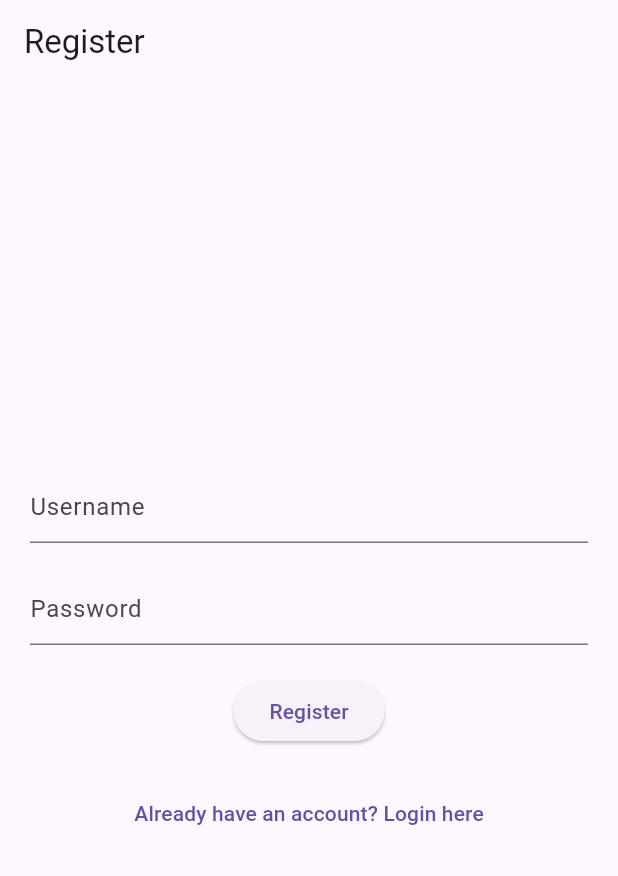
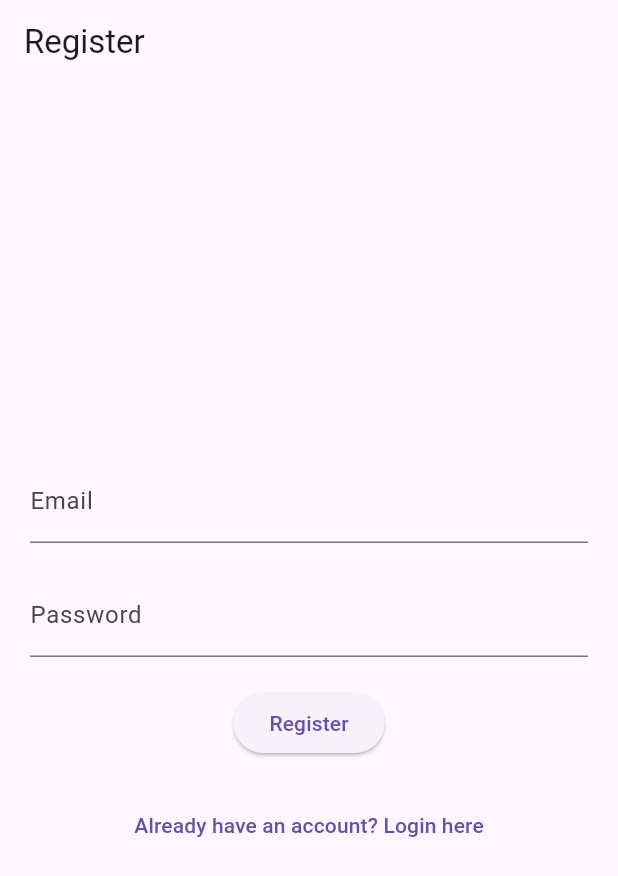
Before and after one commit to FITurnip/kuis4provis, a Flutter app: the screen it shows after launch, after a tap on an icon or button, on a phone screen of 412 x 824 dp. Shown: the top 876 px of the screen. Run offline on Flutter 3.47's test engine with Material 3 defaults, Android fonts, the phone set to English and light mode, and no system bars; our stand-ins replace shared_preferences; network calls fail.

Commit message:
Revert "Merge remote-tracking branch 'refs/remotes/origin/main'"
This reverts commit 22ace61b97420f2192e0a4a3a9d17c7b00a2d4c3, reversing
changes made to 95a69a48f3459fb055d98375456fe694dd6879e7.

```diff
--- a/lib/auth/auth.dart
+++ b/lib/auth/auth.dart
@@ -11,7 +11,7 @@ class LoginRegisterPage extends StatefulWidget {
 
 class _LoginRegisterPageState extends State<LoginRegisterPage> {
   bool _isLoginForm = true;
-  bool _isLoading = false;
+  bool _isLoading = false; // Add loading state variable
 
   void _toggleForm() {
     setState(() {
@@ -29,19 +29,17 @@ class _LoginRegisterPageState extends State<LoginRegisterPage> {
         child: _isLoginForm
             ? LoginForm(
                 toggleForm: _toggleForm,
-                isLoading: _isLoading,
-                onLogin: _login,
+                isLoading: _isLoading, // Pass loading state to LoginForm
+                onLogin: _login, // Pass login method to LoginForm
               )
-            : RegisterForm(
-                toggleForm: _toggleForm,
-                onRegister: _register), // Pass register method to RegisterForm
+            : RegisterForm(toggleForm: _toggleForm),
       ),
     );
   }
 
   void _login(String username, String password) async {
     setState(() {
-      _isLoading = true;
+      _isLoading = true; // Set loading state to true when login process starts
     });
 
     try {
@@ -50,66 +48,28 @@ class _LoginRegisterPageState extends State<LoginRegisterPage> {
         headers: <String, String>{
           'Content-Type': 'application/json; charset=UTF-8'
         },
-        body: jsonEncode({"username": username, "password": password}),
+        body: jsonEncode(
+            {"username": username, "password": password}),
       );
 
       if (response.statusCode == 200) {
         var data = jsonDecode(response.body.toString());
 
-        await SharedPreferencesHelper.savePreference(
-            'user_id', data['user_id']);
-        await SharedPreferencesHelper.savePreference(
-            'access_token', data['access_token']);
+        // Save user ID and token to shared preferences
+        await SharedPreferencesHelper.savePreference('user_id', data['user_id']);
+        await SharedPreferencesHelper.savePreference('access_token', data['access_token']);
 
         print(data);
         print('Login successfully');
-        Navigator.of(context).pushReplacement(
-            MaterialPageRoute(builder: (context) => FoodListPage()));
+        Navigator.of(context).pushReplacement(MaterialPageRoute(builder: (context) => FoodListPage()));
       } else {
-        print('Failed to login');
+        print('Gagal Login');
       }
     } catch (e) {
       print(e.toString());
     } finally {
       setState(() {
-        _isLoading = false;
-      });
-    }
-  }
-
-  void _register(String username, String password) async {
-    setState(() {
-      _isLoading = true;
-    });
-
-    try {
-      final response = await http.post(
-        Uri.parse("http://146.190.109.66:8000/users/"),
-        headers: <String, String>{
-          'Content-Type': 'application/json; charset=UTF-8'
-        },
-        body: jsonEncode({"username": username, "password": password}),
-      );
-
-      if (response.statusCode == 200) {
-        print('Registration successful');
-        // Tampilkan pesan berhasil registrasi
-        ScaffoldMessenger.of(context).showSnackBar(
-          SnackBar(
-            content: Text('Registration successful'),
-            duration: Duration(seconds: 2), // Durasi snackbar
-          ),
-        );
-        // Setelah registrasi berhasil, pindahkan pengguna ke halaman login
-        _toggleForm();
-      } else {
-        print('Failed to register');
-      }
-    } catch (e) {
-      print(e.toString());
-    } finally {
-      setState(() {
-        _isLoading = false;
+        _isLoading = false; // Set loading state to false when login process ends
       });
     }
   }
@@ -117,9 +77,10 @@ class _LoginRegisterPageState extends State<LoginRegisterPage> {
 
 class LoginForm extends StatelessWidget {
   final VoidCallback toggleForm;
-  final bool isLoading;
-  final Function(String, String) onLogin;
+  final bool isLoading; // Add loading state variable
+  final Function(String, String) onLogin; // Add login method
 
+  // Add loading state variable and login method to constructor
   LoginForm({
     required this.toggleForm,
     required this.isLoading,
@@ -147,35 +108,20 @@ class LoginForm extends StatelessWidget {
           ),
           SizedBox(height: 20.0),
           ElevatedButton(
-            onPressed: isLoading
+            onPressed: isLoading // Disable button when loading
                 ? null
                 : () => onLogin(
-                      usernameController.text.toString(),
-                      passwordController.text.toString(),
-                    ),
-            child: isLoading ? CircularProgressIndicator() : Text('Login'),
+                    usernameController.text.toString(),
+                    passwordController.text.toString(),
+                  ),
+            child: isLoading // Show loading indicator if loading
+                ? CircularProgressIndicator()
+                : Text('Login'),
           ),
           SizedBox(height: 20.0),
           TextButton(
             onPressed: toggleForm,
             child: Text('Don\'t have an account? Register here'),
-          ),
-          SizedBox(height: 60.0),
-          Column(
-            children: <Widget>[
-              Text(
-                'Kelompok 28',
-                style: TextStyle(fontSize: 14.0, fontWeight: FontWeight.bold),
-              ),
-              Text(
-                'Franklin 220312',
-                style: TextStyle(fontSize: 14.0, fontWeight: FontWeight.bold),
-              ),
-              Text(
-                'Roshan 2230121',
-                style: TextStyle(fontSize: 14.0, fontWeight: FontWeight.bold),
-              ),
-            ],
           ),
         ],
       ),
@@ -185,12 +131,8 @@ class LoginForm extends StatelessWidget {
 
 class RegisterForm extends StatelessWidget {
   final VoidCallback toggleForm;
-  final Function(String, String) onRegister; // Add onRegister function
 
-  RegisterForm({required this.toggleForm, required this.onRegister});
-
-  TextEditingController usernameController = TextEditingController();
-  TextEditingController passwordController = TextEditingController();
+  RegisterForm({required this.toggleForm});
 
   @override
   Widget build(BuildContext context) {
@@ -200,21 +142,17 @@ class RegisterForm extends StatelessWidget {
         mainAxisAlignment: MainAxisAlignment.center,
         children: <Widget>[
           TextFormField(
-            controller: usernameController,
-            decoration: InputDecoration(hintText: 'Username'),
+            decoration: InputDecoration(labelText: 'Email'),
           ),
           SizedBox(height: 20.0),
           TextFormField(
-            controller: passwordController,
-            decoration: InputDecoration(hintText: 'Password'),
+            decoration: InputDecoration(labelText: 'Password'),
+            obscureText: true,
           ),
           SizedBox(height: 20.0),
           ElevatedButton(
             onPressed: () {
-              onRegister(
-                usernameController.text.toString(),
-                passwordController.text.toString(),
-              );
+              // Implement registration functionality here
             },
             child: Text('Register'),
           ),
```
